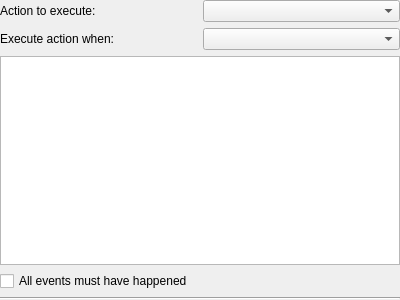
Qt form plugins/shutdown/shutdowndlg.ui (KDE/ktorrent) before a commit.
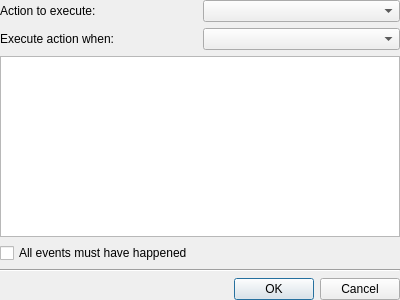
The same form after that commit.

Patch:
```diff
--- a/plugins/shutdown/shutdowndlg.ui
+++ b/plugins/shutdown/shutdowndlg.ui
@@ -61,6 +61,13 @@
      </property>
     </widget>
    </item>
+   <item>
+    <widget class="QDialogButtonBox" name="buttonBox">
+     <property name="standardButtons">
+      <set>QDialogButtonBox::Cancel|QDialogButtonBox::Ok</set>
+     </property>
+    </widget>
+   </item>
   </layout>
  </widget>
  <resources/>
```
Left out of the diff: 11 changed lines with no effect on the pictures.
